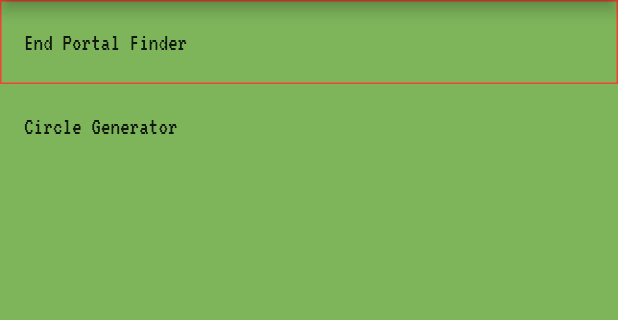
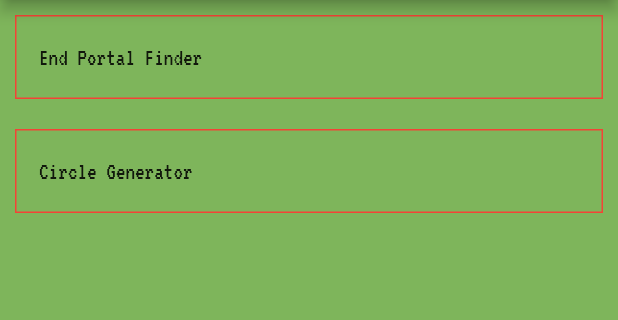
Before and after one commit to RyanRemer/minecraft_calculator, a Flutter app: the screen it shows after launch, on a phone screen of 412 x 824 dp, the part 84-404 px from its top. Run offline on Flutter 3.47's test engine with Material 2 defaults, Android fonts, the phone set to English and light mode, and no system bars.

Commit message:
switched main page to CustomListTile

```diff
--- a/lib/pages/home_page.dart
+++ b/lib/pages/home_page.dart
@@ -1,5 +1,6 @@
 import 'package:flutter/material.dart';
 import 'package:minecraft_calculator/pages/end_portal_finder.dart';
+import 'package:minecraft_calculator/widgets/custom_list_tile.dart';
 
 class HomePage extends StatefulWidget {
   HomePage({Key key}) : super(key: key);
@@ -18,19 +19,13 @@ class _HomePageState extends State<HomePage> {
       backgroundColor: Theme.of(context).backgroundColor,
       body: ListView(
         children: <Widget>[
-          DecoratedBox(
-            decoration: BoxDecoration(
-              border: Border.all(color:Colors.red),
-
-            ),
-            child: ListTile(
-              title: Text("End Portal Finder"),
-               onTap: () => Navigator.push(context,
+          CustomListTile(
+            text: "End Portal Finder",
+            onTap: () => Navigator.push(context,
                 MaterialPageRoute(builder: (context) => EndPortalFinder())),
-            ),
           ),
-          ListTile(
-            title: Text("Circle Generator"),
+          CustomListTile(
+            text: "Circle Generator",
           ),
         ],
       ),
--- a/lib/widgets/custom_list_tile.dart
+++ b/lib/widgets/custom_list_tile.dart
@@ -3,16 +3,28 @@ import 'package:flutter/material.dart';
 
 class CustomListTile extends StatelessWidget{
   final String text;
-
   final Icon icon;
-
+  final GestureTapCallback onTap;
 
   @override
   Widget build(BuildContext context) {
+    return Padding(
+      padding: const EdgeInsets.all(10.0),
+      child: DecoratedBox(
+        decoration: BoxDecoration(
+          border: Border.all(color:Colors.red),
 
+        ),
+        child: ListTile(
+          leading: icon,
+          title: Text(text),
+          onTap: this.onTap,
+        ),
+      ),
+    );
   }
 
-  CustomListTile(this.text, this.icon);
+  CustomListTile({this.text, this.icon, this.onTap});
 
 
 }
```
